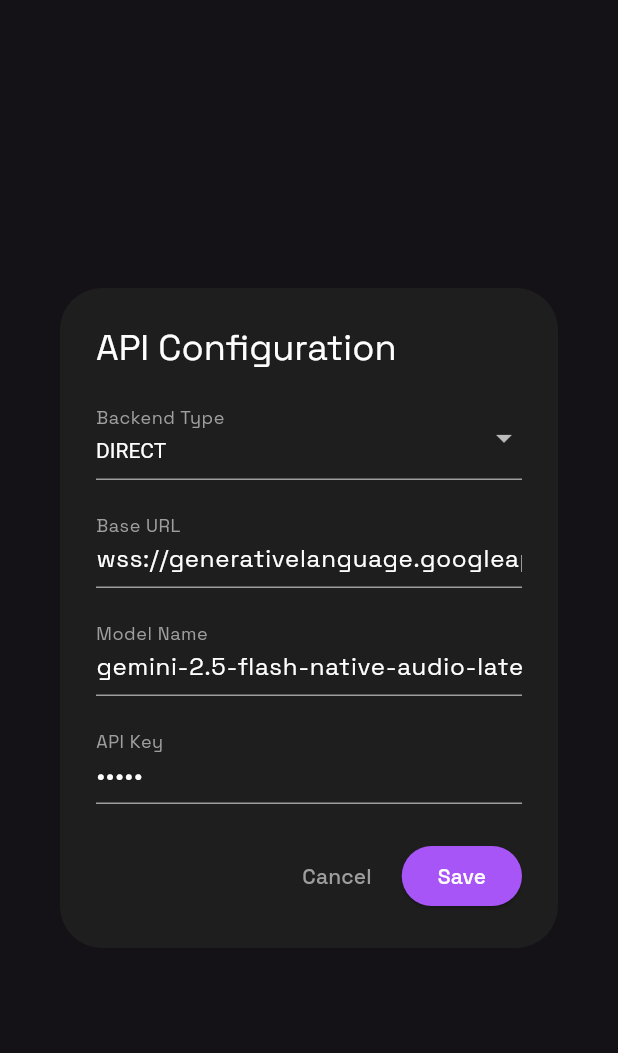
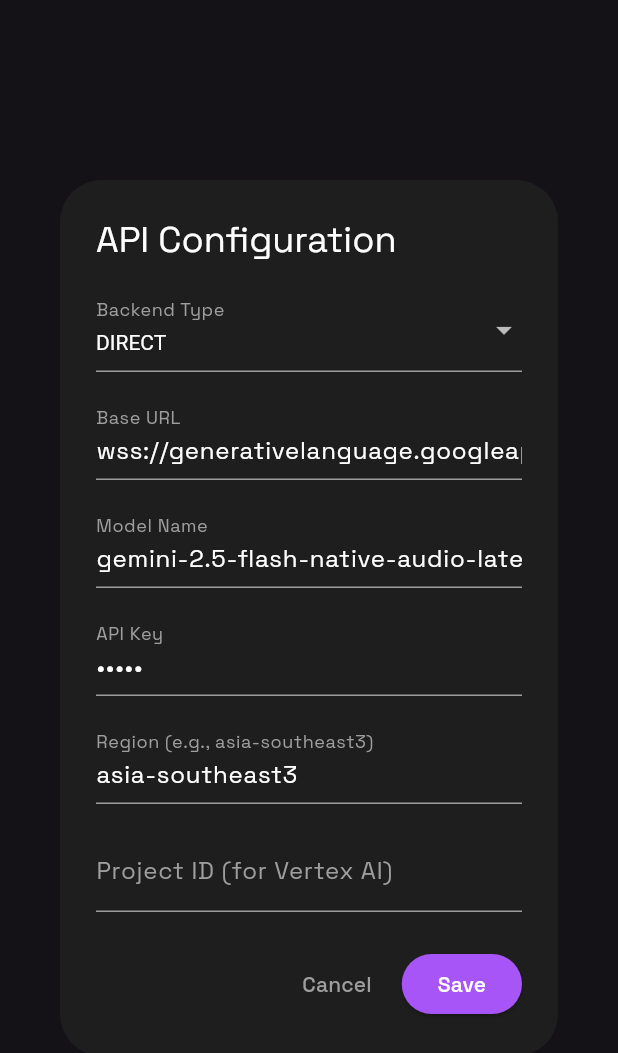
Before and after one commit to yanncarlier/GFlux, a Flutter app: the ConfigDialog widget shown alone on an empty page, opened directly, on a phone screen of 412 x 824 dp. Shown: the top 1053 px of the screen. Run offline on Flutter 3.47's test engine with Material 3 defaults, Android fonts, the light colour scheme and no system bars; our stand-ins replace camera, firebase_core, flutter_dotenv, google_fonts, permission_handler; missing offline and left inert: flutter_sound, record; accounts and stored records are empty; network calls fail.

Commit message:
feat: Add region and projectId configurations for BackendType Vertex AI, defaulting to asia-southeast3

```diff
--- a/lib/controllers/gemini_live_controller.dart
+++ b/lib/controllers/gemini_live_controller.dart
@@ -23,22 +23,30 @@
 
   // Multi-Endpoint Hub configs
   String _baseUrl = "wss://generativelanguage.googleapis.com";
+  String _region = "asia-southeast3";
+  String _projectId = dotenv.env['GCP_PROJECT_ID'] ?? "";
 
   String get apiKey => _apiKey;
   String get modelName => _modelName;
   BackendType get backendType => _backendType;
   String get baseUrl => _baseUrl;
+  String get region => _region;
+  String get projectId => _projectId;
 
   void updateConfig({
     String? apiKey,
     String? modelName,
     BackendType? backendType,
     String? baseUrl,
+    String? region,
+    String? projectId,
   }) {
     if (apiKey != null) _apiKey = apiKey;
     if (modelName != null) _modelName = modelName;
     if (backendType != null) _backendType = backendType;
     if (baseUrl != null) _baseUrl = baseUrl;
+    if (region != null) _region = region;
+    if (projectId != null) _projectId = projectId;
     notifyListeners();
   }
 
@@ -245,8 +253,7 @@
 
     try {
       if (_backendType == BackendType.vertex) {
-        _addLog("Vertex AI not fully implemented for direct streaming. Use Direct mode.");
-        _state = GeminiState.error;
+        await _connectVertex();
       } else {
         await _connectDirect();
       }
@@ -256,6 +263,52 @@
       _state = GeminiState.error;
     }
     notifyListeners();
+  }
+
+  Future<void> _connectVertex() async {
+    // Vertex AI endpoint format
+    final endpointStr = _useFallbackEndpoint ? "v1alpha1" : "v1beta1";
+    final uri = Uri.parse(
+      'wss://$_region-aiplatform.googleapis.com/ws/google.cloud.aiplatform.$endpointStr.LlmUtilityService.BidiGenerateContent?access_token=$_apiKey'
+    );
+
+    print("GFlux: Attempting Vertex connection to $uri");
+
+    try {
+      _directChannel = WebSocketChannel.connect(uri);
+
+      // Vertex AI Setup Message requires full model path
+      final fullModelPath = "projects/$_projectId/locations/$_region/publishers/google/models/$_modelName";
+
+      final setupMsg = {
+        "setup": {
+          "model": fullModelPath,
+          "generationConfig": {
+            "responseModalities": ["AUDIO"]
+          }
+        }
+      };
+
+      final jsonSetup = jsonEncode(setupMsg);
+      print("DEBUG: Sending Vertex setup message: $jsonSetup");
+      _directChannel!.sink.add(jsonSetup);
+
+      _listenToDirectEvents();
+
+      // Timeout for feedback
+      Future.delayed(const Duration(seconds: 10), () {
+        if (_state == GeminiState.connecting) {
+          _addLog("Error: Handshake timeout for Vertex.");
+          _state = GeminiState.error;
+          notifyListeners();
+        }
+      });
+    } catch (e) {
+      print("GFlux Connection Exception: $e");
+      _addLog("Vertex connection failed: $e");
+      _state = GeminiState.error;
+      notifyListeners();
+    }
   }
 
   Future<void> _connectDirect() async {
--- a/lib/views/config_dialog.dart
+++ b/lib/views/config_dialog.dart
@@ -13,6 +13,8 @@
   late TextEditingController _apiKeyController;
   late TextEditingController _modelNameController;
   late TextEditingController _baseUrlController;
+  late TextEditingController _regionController;
+  late TextEditingController _projectIdController;
   late BackendType _backendType;
 
   @override
@@ -22,6 +24,8 @@
     _apiKeyController = TextEditingController(text: controller.apiKey);
     _modelNameController = TextEditingController(text: controller.modelName);
     _baseUrlController = TextEditingController(text: controller.baseUrl);
+    _regionController = TextEditingController(text: controller.region);
+    _projectIdController = TextEditingController(text: controller.projectId);
     _backendType = controller.backendType;
   }
 
@@ -30,6 +34,8 @@
     _apiKeyController.dispose();
     _modelNameController.dispose();
     _baseUrlController.dispose();
+    _regionController.dispose();
+    _projectIdController.dispose();
     super.dispose();
   }
 
@@ -92,6 +98,26 @@
                 enabledBorder: UnderlineInputBorder(borderSide: BorderSide(color: Colors.grey)),
               ),
             ),
+            const SizedBox(height: 16),
+            TextField(
+              controller: _regionController,
+              style: const TextStyle(color: Colors.white),
+              decoration: const InputDecoration(
+                labelText: 'Region (e.g., asia-southeast3)',
+                labelStyle: TextStyle(color: Colors.grey),
+                enabledBorder: UnderlineInputBorder(borderSide: BorderSide(color: Colors.grey)),
+              ),
+            ),
+            const SizedBox(height: 16),
+            TextField(
+              controller: _projectIdController,
+              style: const TextStyle(color: Colors.white),
+              decoration: const InputDecoration(
+                labelText: 'Project ID (for Vertex AI)',
+                labelStyle: TextStyle(color: Colors.grey),
+                enabledBorder: UnderlineInputBorder(borderSide: BorderSide(color: Colors.grey)),
+              ),
+            ),
           ],
         ),
       ),
@@ -109,6 +135,8 @@
               apiKey: _apiKeyController.text,
               modelName: _modelNameController.text,
               baseUrl: _baseUrlController.text,
+              region: _regionController.text,
+              projectId: _projectIdController.text,
               backendType: _backendType,
             );
             Navigator.pop(context);
```
Also changed, not shown: 1 other file.
